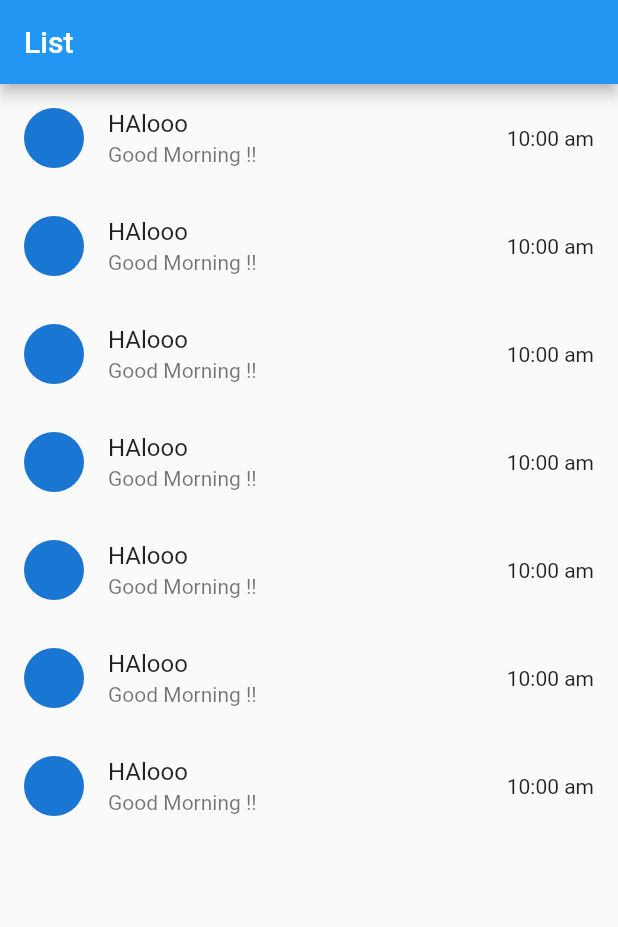
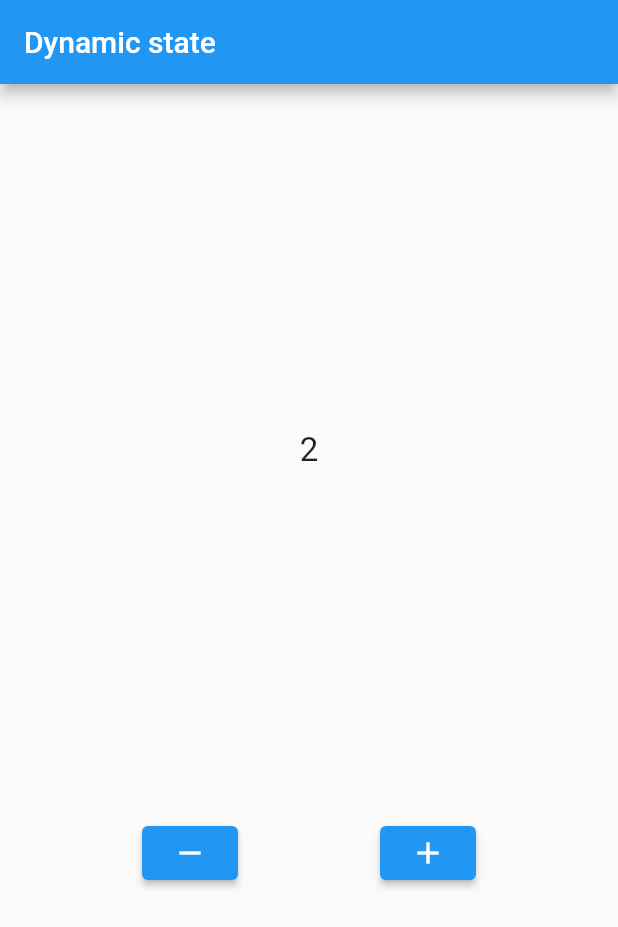
Before and after one commit to DudiAM19/cuddly-tribble, a Flutter app: the screen it shows after launch, on a phone screen of 412 x 824 dp. Shown: the top 927 px of the screen. Run offline on Flutter 3.47's test engine with Material 2 defaults, Android fonts, the phone set to English and light mode, and no system bars.

Commit message:
statefull widget

```diff
--- a/lib/main.dart
+++ b/lib/main.dart
@@ -4,28 +4,52 @@ void main() {
   runApp(MyApp());
 }
 
-class MyApp extends StatelessWidget {
+class MyApp extends StatefulWidget {
+  @override
+  State<MyApp> createState() => _MyAppState();
+}
+
+class _MyAppState extends State<MyApp> {
+  int counter = 2;
+
   @override
   Widget build(BuildContext context) {
     return MaterialApp(
       home: Scaffold(
         appBar: AppBar(
-          title: Text('List'),
+          title: const Text('Dynamic state'),
         ),
-        body: ListView.builder(
-          // separatorBuilder: (context, index) {
-          //   return Divider();
-          // },
-          itemCount: 7,
-          itemBuilder: (context, index) {
-            return const ListTile(
-              title: Text('HAlooo'),
-              subtitle: Text('Good Morning !!'),
-              leading: CircleAvatar(),
-              trailing: Text('10:00 am'),
-              enabled: true,
-            );
-          },
+        body: Column(
+          mainAxisAlignment: MainAxisAlignment.spaceEvenly,
+          children: <Widget>[
+            Text(
+              counter.toString(),
+              style: TextStyle(fontSize: 20 + counter.toDouble()),
+            ),
+            Row(
+              mainAxisAlignment: MainAxisAlignment.spaceEvenly,
+              children: [
+                ElevatedButton(
+                  onPressed: () {
+                    if (counter >= 1) {
+                      setState(() {
+                        counter--;
+                      });
+                    }
+                  },
+                  child: Icon(Icons.remove),
+                ),
+                ElevatedButton(
+                  onPressed: () {
+                    setState(() {
+                      counter++;
+                    });
+                  },
+                  child: Icon(Icons.add),
+                )
+              ],
+            )
+          ],
         ),
       ),
     );
```
